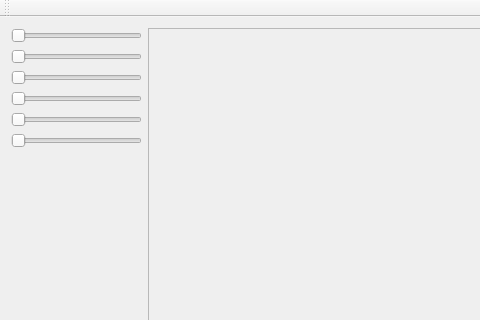
Qt form src/VVRScene/window.ui (chrispap/VVRFramework) before a commit; both pictures show x 0 to 480 and y 0 to 320 of the 812 by 468 pixel window.
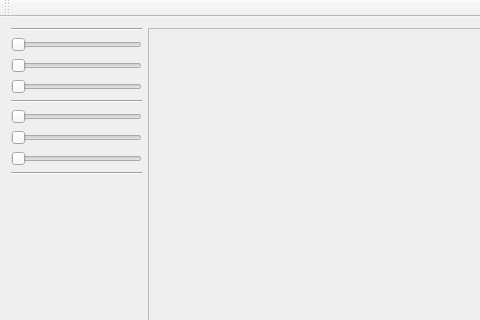
The same form after that commit.

Diff of the .ui file:
```diff
--- a/src/VVRScene/window.ui
+++ b/src/VVRScene/window.ui
@@ -19,6 +19,13 @@
      <layout class="QHBoxLayout" name="horizontalLayout_0" stretch="1,5">
       <item>
        <layout class="QVBoxLayout" name="verticalLayout_0">
+        <item>
+         <widget class="Line" name="line_3">
+          <property name="orientation">
+           <enum>Qt::Horizontal</enum>
+          </property>
+         </widget>
+        </item>
         <item>
          <widget class="QSlider" name="slider_0">
           <property name="orientation">
@@ -40,6 +47,13 @@
           </property>
          </widget>
         </item>
+        <item>
+         <widget class="Line" name="line">
+          <property name="orientation">
+           <enum>Qt::Horizontal</enum>
+          </property>
+         </widget>
+        </item>
         <item>
          <widget class="QSlider" name="slider_3">
           <property name="orientation">
@@ -61,6 +75,13 @@
           </property>
          </widget>
         </item>
+        <item>
+         <widget class="Line" name="line_2">
+          <property name="orientation">
+           <enum>Qt::Horizontal</enum>
+          </property>
+         </widget>
+        </item>
         <item>
          <spacer name="verticalSpacer">
           <property name="orientation">
```
